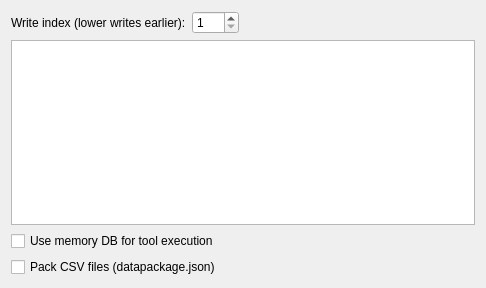
Qt form spinetoolbox/ui/link_properties.ui (spine-tools/Spine-Toolbox) before a commit.
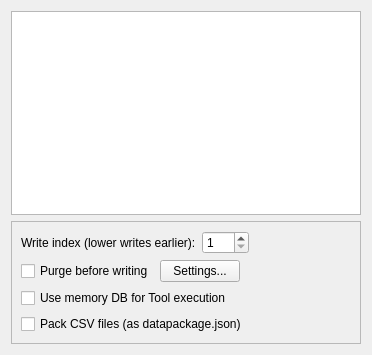
The same form after that commit. Custom widgets are drawn as their Qt base class.

Commit message:
Move purge before writing to the arrow
Re Spine-project/Spine-Toolbox#1774

```diff
--- a/spinetoolbox/ui/link_properties.ui
+++ b/spinetoolbox/ui/link_properties.ui
@@ -18,8 +18,8 @@
    <rect>
     <x>0</x>
     <y>0</y>
-    <width>486</width>
-    <height>288</height>
+    <width>372</width>
+    <height>355</height>
    </rect>
   </property>
   <property name="windowTitle">
@@ -27,6 +27,28 @@
   </property>
   <layout class="QVBoxLayout" name="verticalLayout">
    <item>
+    <widget class="QTreeView" name="treeView_filters">
+     <property name="acceptDrops">
+      <bool>true</bool>
+     </property>
+     <property name="dragDropMode">
+      <enum>QAbstractItemView::DragDrop</enum>
+     </property>
+     <attribute name="headerVisible">
+      <bool>true</bool>
+     </attribute>
+    </widget>
+   </item>
+   <item>
+    <widget class="QFrame" name="frame">
+     <property name="frameShape">
+      <enum>QFrame::StyledPanel</enum>
+     </property>
+     <property name="frameShadow">
+      <enum>QFrame::Raised</enum>
+     </property>
+     <layout class="QVBoxLayout" name="verticalLayout_2">
+      <item>
     <layout class="QHBoxLayout" name="horizontalLayout">
      <item>
       <widget class="QLabel" name="label_write_index">
@@ -61,30 +83,54 @@
     </layout>
    </item>
    <item>
-    <widget class="QTreeView" name="treeView_filters">
-     <property name="acceptDrops">
-      <bool>true</bool>
-     </property>
-     <property name="dragDropMode">
-      <enum>QAbstractItemView::DragDrop</enum>
-     </property>
-     <attribute name="headerVisible">
-      <bool>true</bool>
-     </attribute>
-    </widget>
+       <layout class="QHBoxLayout" name="horizontalLayout_2">
+        <item>
+         <widget class="QCheckBox" name="checkBox_purge_before_writing">
+          <property name="text">
+           <string>Purge before writing</string>
+          </property>
+         </widget>
+        </item>
+        <item>
+         <widget class="QPushButton" name="purge_settings_button">
+          <property name="toolTip">
+           <string>Choose what database items to purge.</string>
+          </property>
+          <property name="text">
+           <string>Settings...</string>
+          </property>
+         </widget>
+        </item>
+        <item>
+         <spacer name="horizontalSpacer_2">
+          <property name="orientation">
+           <enum>Qt::Horizontal</enum>
+          </property>
+          <property name="sizeHint" stdset="0">
+           <size>
+            <width>40</width>
+            <height>20</height>
+           </size>
+          </property>
+         </spacer>
+        </item>
+       </layout>
    </item>
    <item>
     <widget class="QCheckBox" name="checkBox_use_memory_db">
      <property name="text">
-      <string>Use memory DB for tool execution</string>
+         <string>Use memory DB for Tool execution</string>
      </property>
     </widget>
    </item>
    <item>
     <widget class="QCheckBox" name="checkBox_use_datapackage">
      <property name="text">
-      <string>Pack CSV files (datapackage.json)</string>
-     </property>
+         <string>Pack CSV files (as datapackage.json)</string>
+        </property>
+       </widget>
+      </item>
+     </layout>
     </widget>
    </item>
   </layout>
```
Lines whose indentation alone changed are shown as unchanged. The commit also changes 7 other files.
